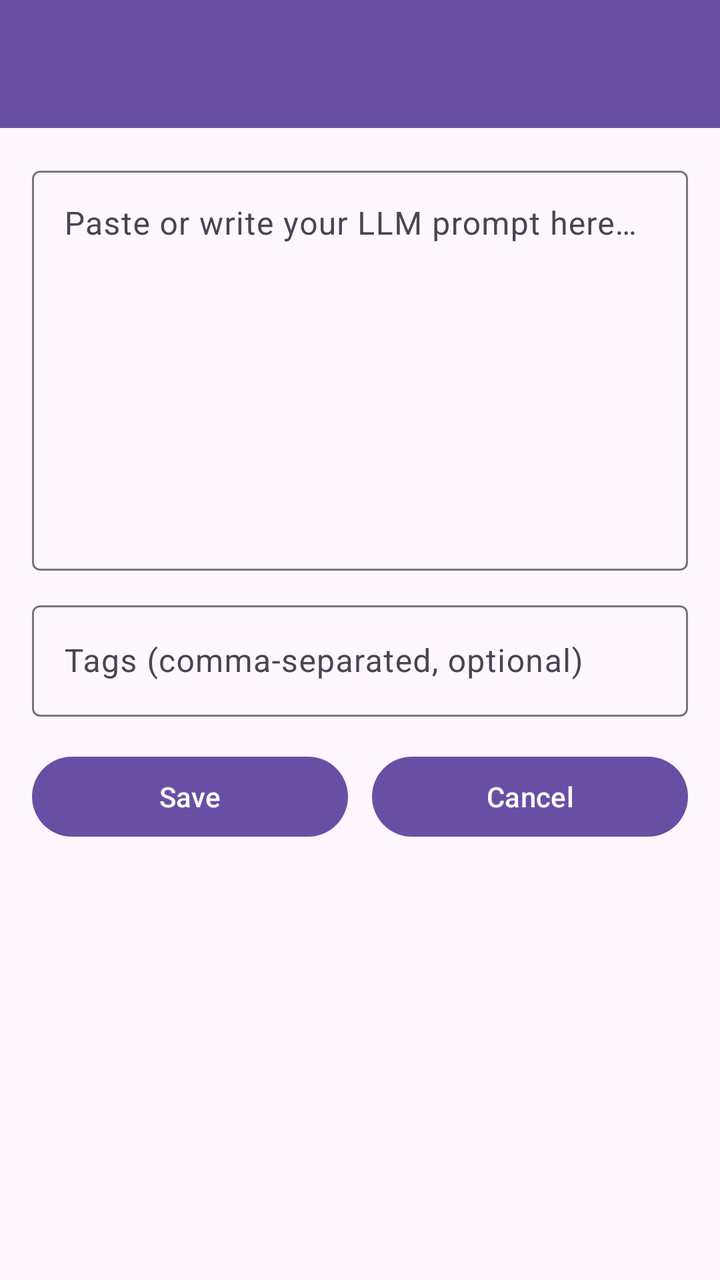
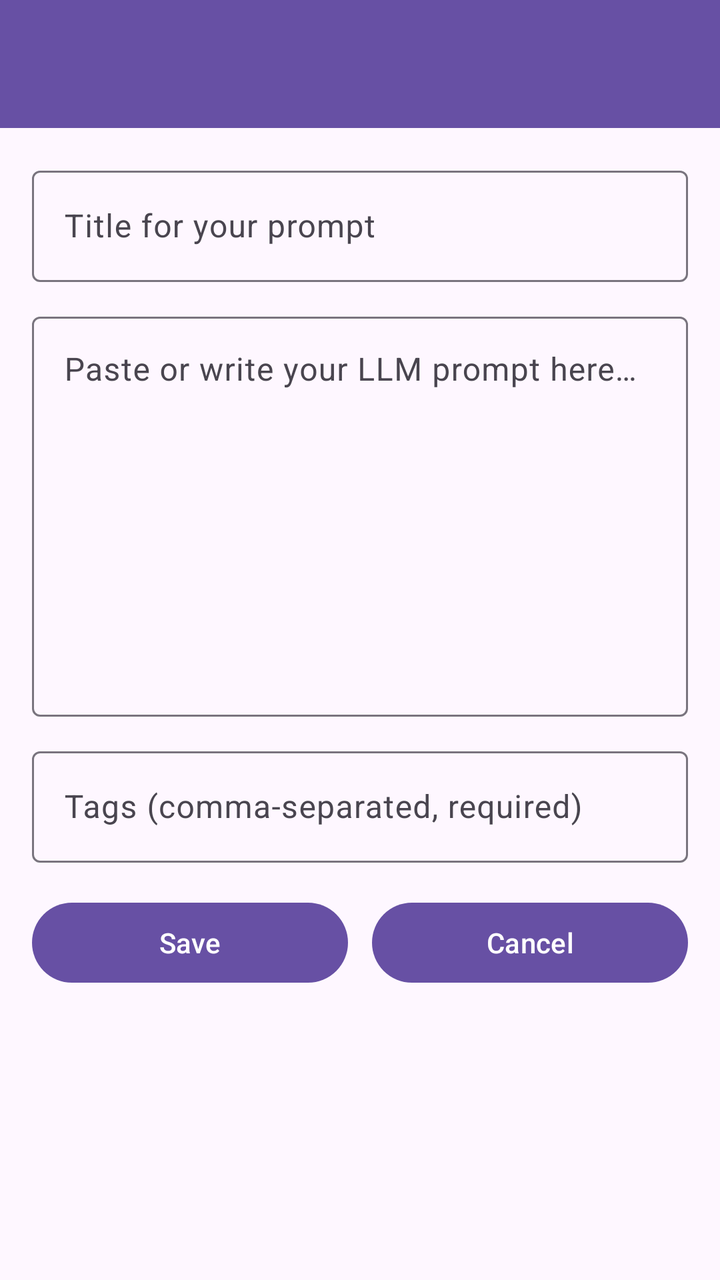

Screens rendered from an Android XML layout before and after an edit, with the pre-edit source and the edit as a unified diff.
<!-- AndroidManifest.xml: application theme Theme.BestLLM -->
<!-- res/layout/activity_edit_prompt.xml -->
<?xml version="1.0" encoding="utf-8"?>
<LinearLayout
    xmlns:android="http://schemas.android.com/apk/res/android"
    xmlns:app="http://schemas.android.com/apk/res-auto"
    android:orientation="vertical"
    android:layout_width="match_parent"
    android:layout_height="match_parent">

<com.google.android.material.appbar.MaterialToolbar
android:id="@+id/toolbar"
android:layout_width="match_parent"
android:layout_height="?attr/actionBarSize"
android:background="?attr/colorPrimary"
android:theme="@style/ThemeOverlay.MaterialComponents.Dark.ActionBar"
app:titleCentered="true" />

<ScrollView
android:layout_width="match_parent"
android:layout_height="match_parent"
android:fillViewport="true">

<LinearLayout
    android:layout_width="match_parent"
    android:layout_height="wrap_content"
    android:orientation="vertical"
    android:padding="16dp">

    <com.google.android.material.textfield.TextInputLayout
        android:layout_width="match_parent"
        android:layout_height="wrap_content"
        android:hint="@string/prompt_hint">

        <com.google.android.material.textfield.TextInputEditText
            android:id="@+id/editTextPrompt"
            android:layout_width="match_parent"
            android:layout_height="200dp"
            android:gravity="top|start"
            android:inputType="textMultiLine"
            android:maxLines="10" />
    </com.google.android.material.textfield.TextInputLayout>

    <com.google.android.material.textfield.TextInputLayout
        android:layout_width="match_parent"
        android:layout_height="wrap_content"
        android:layout_marginTop="12dp"
        android:hint="@string/tags_hint">

        <com.google.android.material.textfield.TextInputEditText
            android:id="@+id/editTextTags"
            android:layout_width="match_parent"
            android:layout_height="wrap_content"
            android:inputType="text" />
    </com.google.android.material.textfield.TextInputLayout>

    <com.google.android.material.progressindicator.CircularProgressIndicator
        android:id="@+id/progressBar"
        android:layout_width="40dp"
        android:layout_height="40dp"
        android:layout_gravity="center"
        android:visibility="gone"
        android:layout_marginTop="12dp" />

    <LinearLayout
        android:layout_width="match_parent"
        android:layout_height="wrap_content"
        android:orientation="horizontal"
        android:layout_marginTop="16dp">

        <Button
            android:id="@+id/buttonUpdatePrompt"
            android:layout_width="0dp"
            android:layout_height="wrap_content"
            android:layout_weight="1"
            android:text="@string/save" />

        <View
            android:layout_width="12dp"
            android:layout_height="1dp" />

        <Button
            android:id="@+id/buttonCancel"
            android:layout_width="0dp"
            android:layout_height="wrap_content"
            android:layout_weight="1"
            android:text="@string/cancel" />
    </LinearLayout>
</LinearLayout>
</ScrollView>
    </LinearLayout>
<!-- resources referenced by this layout -->
<resources>
  <string name="cancel">Cancel</string>
  <string name="prompt_hint">Paste or write your LLM prompt here…</string>
  <string name="save">Save</string>
  <string name="tags_hint">Tags (comma-separated, optional)</string>
  <style name="Theme.BestLLM" parent="Base.Theme.BestLLM" />
  <style name="Base.Theme.BestLLM" parent="Theme.Material3.DayNight.NoActionBar">
          
          
      </style>
</resources>

<!-- the commit's change to res/layout/activity_edit_prompt.xml (unified diff, before → after) -->
@@ -28,6 +28,20 @@ android:fillViewport="true">
     <com.google.android.material.textfield.TextInputLayout
         android:layout_width="match_parent"
         android:layout_height="wrap_content"
+        android:hint="@string/title_hint">
+
+        <com.google.android.material.textfield.TextInputEditText
+            android:id="@+id/editTextTitle"
+            android:layout_width="match_parent"
+            android:layout_height="wrap_content"
+            android:inputType="text"
+            android:maxLength="100" />
+    </com.google.android.material.textfield.TextInputLayout>
+
+    <com.google.android.material.textfield.TextInputLayout
+        android:layout_width="match_parent"
+        android:layout_height="wrap_content"
+        android:layout_marginTop="12dp"
         android:hint="@string/prompt_hint">
 
         <com.google.android.material.textfield.TextInputEditText
@@ -43,7 +57,7 @@ android:fillViewport="true">
         android:layout_width="match_parent"
         android:layout_height="wrap_content"
         android:layout_marginTop="12dp"
-        android:hint="@string/tags_hint">
+        android:hint="@string/tags_required_hint">
 
         <com.google.android.material.textfield.TextInputEditText
             android:id="@+id/editTextTags"
<!-- resource entries referenced after the edit -->
@@ -3,7 +3,8 @@
   <string name="cancel">Cancel</string>
   <string name="prompt_hint">Paste or write your LLM prompt here…</string>
   <string name="save">Save</string>
-  <string name="tags_hint">Tags (comma-separated, optional)</string>
+  <string name="tags_required_hint">Tags (comma-separated, required)</string>
+  <string name="title_hint">Title for your prompt</string>
   <style name="Theme.BestLLM" parent="Base.Theme.BestLLM" />
   <style name="Base.Theme.BestLLM" parent="Theme.Material3.DayNight.NoActionBar">
           
